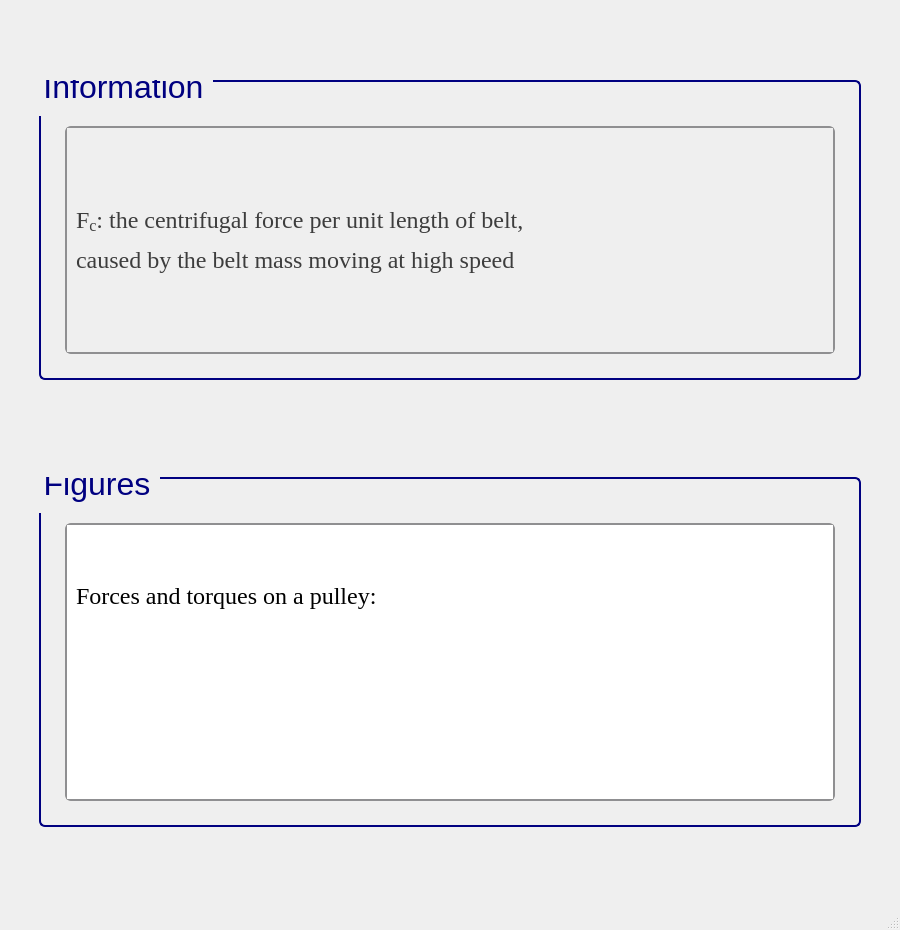
Qt form ui/belt_fcbelt.ui (Ah00ra/HNNS) before a commit.
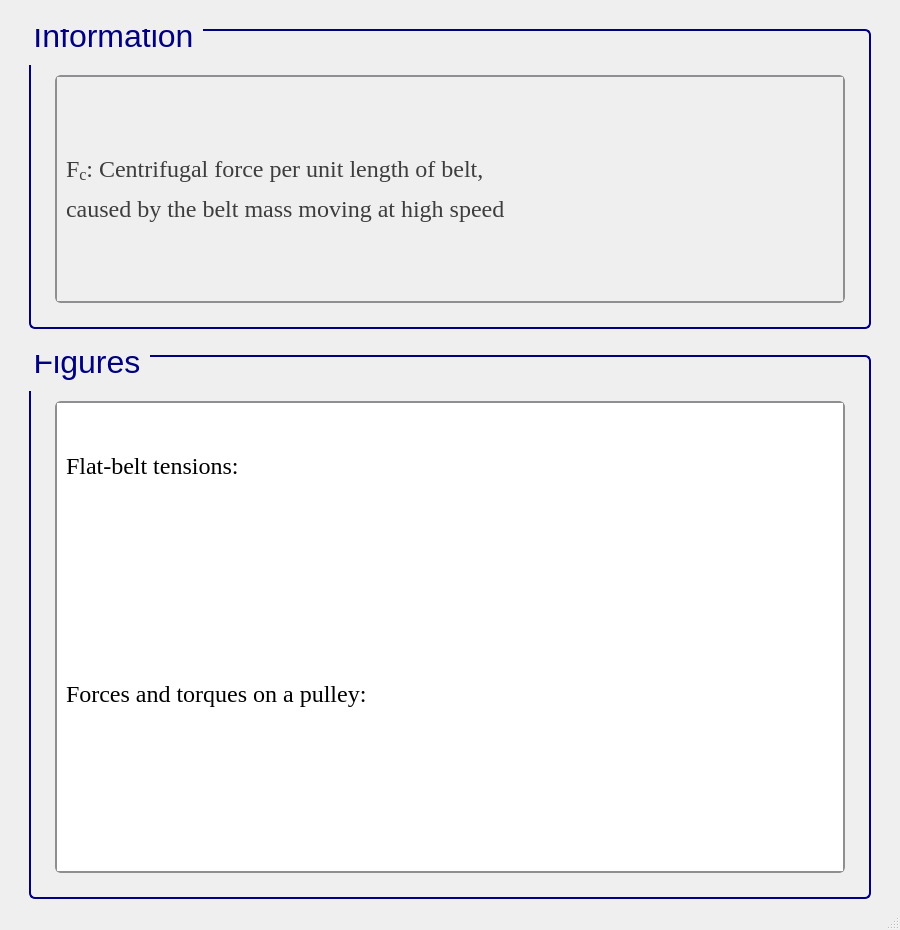
The same form after that commit. Icons and pictures are not drawn.

Commit message: Add ui info to belt and flatbelt metal

```diff
--- a/ui/belt_fcbelt.ui
+++ b/ui/belt_fcbelt.ui
@@ -16,19 +16,13 @@
     <height>930</height>
    </size>
   </property>
-  <property name="maximumSize">
-   <size>
-    <width>900</width>
-    <height>930</height>
-   </size>
-  </property>
   <property name="windowTitle">
    <string>MainWindow</string>
   </property>
   <widget class="QWidget" name="centralwidget">
    <layout class="QGridLayout" name="gridLayout">
-    <item row="1" column="1">
-     <spacer name="verticalSpacer_23">
+    <item row="0" column="1">
+     <spacer name="verticalSpacer_26">
       <property name="orientation">
        <enum>Qt::Vertical</enum>
       </property>
@@ -43,10 +37,10 @@
       </property>
      </spacer>
     </item>
-    <item row="0" column="1">
+    <item row="1" column="1">
      <widget class="QGroupBox" name="groupBox_125">
       <property name="sizePolicy">
-       <sizepolicy hsizetype="Fixed" vsizetype="Fixed">
+       <sizepolicy hsizetype="Minimum" vsizetype="Minimum">
         <horstretch>0</horstretch>
         <verstretch>0</verstretch>
        </sizepolicy>
@@ -244,7 +238,7 @@
            <rect>
             <x>0</x>
             <y>0</y>
-            <width>754</width>
+            <width>762</width>
             <height>212</height>
            </rect>
           </property>
@@ -266,7 +260,7 @@
               <enum>QFrame::NoFrame</enum>
              </property>
              <property name="text">
-              <string>&lt;html&gt;&lt;head/&gt;&lt;body&gt;&lt;p&gt;&lt;span style=&quot; color:#3d3d3d;&quot;&gt;F&lt;/span&gt;&lt;span style=&quot; color:#3d3d3d; vertical-align:sub;&quot;&gt;c&lt;/span&gt;&lt;span style=&quot; color:#3d3d3d;&quot;&gt;: the centrifugal force per unit length of belt,&lt;/span&gt;&lt;/p&gt;&lt;p&gt;&lt;span style=&quot; color:#3d3d3d;&quot;&gt;caused by the belt mass moving at high speed&lt;/span&gt;&lt;/p&gt;&lt;/body&gt;&lt;/html&gt;</string>
+              <string>&lt;html&gt;&lt;head/&gt;&lt;body&gt;&lt;p&gt;&lt;span style=&quot; color:#3d3d3d;&quot;&gt;F&lt;/span&gt;&lt;span style=&quot; color:#3d3d3d; vertical-align:sub;&quot;&gt;c&lt;/span&gt;&lt;span style=&quot; color:#3d3d3d;&quot;&gt;: Centrifugal force per unit length of belt,&lt;/span&gt;&lt;/p&gt;&lt;p&gt;&lt;span style=&quot; color:#3d3d3d;&quot;&gt;caused by the belt mass moving at high speed&lt;/span&gt;&lt;/p&gt;&lt;/body&gt;&lt;/html&gt;</string>
              </property>
             </widget>
            </item>
@@ -277,10 +271,10 @@
       </layout>
      </widget>
     </item>
-    <item row="2" column="1">
-     <widget class="QGroupBox" name="groupBox_41">
+    <item row="3" column="1">
+     <widget class="QGroupBox" name="groupBox_42">
       <property name="sizePolicy">
-       <sizepolicy hsizetype="Fixed" vsizetype="Fixed">
+       <sizepolicy hsizetype="Minimum" vsizetype="Minimum">
         <horstretch>0</horstretch>
         <verstretch>0</verstretch>
        </sizepolicy>
@@ -291,12 +285,6 @@
         <height>350</height>
        </size>
       </property>
-      <property name="maximumSize">
-       <size>
-        <width>922</width>
-        <height>16777215</height>
-       </size>
-      </property>
       <property name="font">
        <font>
         <family>Segoe UI</family>
@@ -402,9 +390,41 @@
       <property name="title">
        <string>Figures</string>
       </property>
-      <layout class="QGridLayout" name="gridLayout_62">
+      <layout class="QGridLayout" name="gridLayout_4">
+       <item row="0" column="1">
+        <spacer name="verticalSpacer_41">
+         <property name="orientation">
+          <enum>Qt::Vertical</enum>
+         </property>
+         <property name="sizeType">
+          <enum>QSizePolicy::Fixed</enum>
+         </property>
+         <property name="sizeHint" stdset="0">
+          <size>
+           <width>20</width>
+           <height>30</height>
+          </size>
+         </property>
+        </spacer>
+       </item>
+       <item row="1" column="0">
+        <spacer name="verticalSpacer_39">
+         <property name="orientation">
+          <enum>Qt::Horizontal</enum>
+         </property>
+         <property name="sizeType">
+          <enum>QSizePolicy::Fixed</enum>
+         </property>
+         <property name="sizeHint" stdset="0">
+          <size>
+           <width>10</width>
+           <height>20</height>
+          </size>
+         </property>
+        </spacer>
+       </item>
        <item row="1" column="1">
-        <widget class="QScrollArea" name="scrollArea_2">
+        <widget class="QScrollArea" name="scrollArea_3">
          <property name="styleSheet">
           <string notr="true">/* GroupBox styling */
 QGroupBox {
@@ -505,13 +525,34 @@
           <property name="geometry">
            <rect>
             <x>0</x>
-            <y>0</y>
-            <width>733</width>
-            <height>494</height>
+            <y>-58</y>
+            <width>870</width>
+            <height>1207</height>
            </rect>
           </property>
-          <layout class="QGridLayout" name="gridLayout_2">
-           <item row="0" column="0">
+          <layout class="QGridLayout" name="gridLayout_5">
+           <item row="1" column="0">
+            <widget class="QLabel" name="label_5">
+             <property name="font">
+              <font>
+               <family>Times New Roman</family>
+               <pointsize>18</pointsize>
+               <weight>50</weight>
+               <bold>false</bold>
+              </font>
+             </property>
+             <property name="cursor">
+              <cursorShape>ArrowCursor</cursorShape>
+             </property>
+             <property name="frameShape">
+              <enum>QFrame::NoFrame</enum>
+             </property>
+             <property name="text">
+              <string>&lt;html&gt;&lt;head/&gt;&lt;body&gt;&lt;p&gt;&lt;img src=&quot;:/info/info/flat belt tensions.png&quot;/&gt;&lt;/p&gt;&lt;/body&gt;&lt;/html&gt;</string>
+             </property>
+            </widget>
+           </item>
+           <item row="2" column="0">
             <widget class="QLabel" name="label_4">
              <property name="font">
               <font>
@@ -532,7 +573,7 @@
              </property>
             </widget>
            </item>
-           <item row="1" column="0">
+           <item row="5" column="0">
             <widget class="QLabel" name="label_3">
              <property name="font">
               <font>
@@ -553,28 +594,33 @@
              </property>
             </widget>
            </item>
-          </layout>
-         </widget>
-        </widget>
-       </item>
-       <item row="2" column="1">
-        <spacer name="verticalSpacer_31">
-         <property name="orientation">
-          <enum>Qt::Vertical</enum>
-         </property>
-         <property name="sizeType">
-          <enum>QSizePolicy::Fixed</enum>
-         </property>
-         <property name="sizeHint" stdset="0">
-          <size>
-           <width>10</width>
-           <height>10</height>
-          </size>
-         </property>
-        </spacer>
+           <item row="0" column="0">
+            <widget class="QLabel" name="label_6">
+             <property name="font">
+              <font>
+               <family>Times New Roman</family>
+               <pointsize>18</pointsize>
+               <weight>50</weight>
+               <bold>false</bold>
+              </font>
+             </property>
+             <property name="cursor">
+              <cursorShape>ArrowCursor</cursorShape>
+             </property>
+             <property name="frameShape">
+              <enum>QFrame::NoFrame</enum>
+             </property>
+             <property name="text">
+              <string>&lt;html&gt;&lt;head/&gt;&lt;body&gt;&lt;p&gt;Flat-belt tensions:&lt;/p&gt;&lt;/body&gt;&lt;/html&gt;</string>
+             </property>
+            </widget>
+           </item>
+          </layout>
+         </widget>
+        </widget>
        </item>
        <item row="1" column="2">
-        <spacer name="verticalSpacer_33">
+        <spacer name="verticalSpacer_40">
          <property name="orientation">
           <enum>Qt::Horizontal</enum>
          </property>
@@ -589,24 +635,8 @@
          </property>
         </spacer>
        </item>
-       <item row="1" column="0">
-        <spacer name="verticalSpacer_32">
-         <property name="orientation">
-          <enum>Qt::Horizontal</enum>
-         </property>
-         <property name="sizeType">
-          <enum>QSizePolicy::Fixed</enum>
-         </property>
-         <property name="sizeHint" stdset="0">
-          <size>
-           <width>10</width>
-           <height>20</height>
-          </size>
-         </property>
-        </spacer>
-       </item>
-       <item row="0" column="1">
-        <spacer name="verticalSpacer_21">
+       <item row="2" column="1">
+        <spacer name="verticalSpacer_38">
          <property name="orientation">
           <enum>Qt::Vertical</enum>
          </property>
@@ -615,8 +645,8 @@
          </property>
          <property name="sizeHint" stdset="0">
           <size>
-           <width>20</width>
-           <height>30</height>
+           <width>10</width>
+           <height>10</height>
           </size>
          </property>
         </spacer>
@@ -624,8 +654,8 @@
       </layout>
      </widget>
     </item>
-    <item row="1" column="0">
-     <spacer name="verticalSpacer_24">
+    <item row="3" column="2">
+     <spacer name="verticalSpacer_29">
       <property name="orientation">
        <enum>Qt::Horizontal</enum>
       </property>
@@ -640,8 +670,8 @@
       </property>
      </spacer>
     </item>
-    <item row="2" column="2">
-     <spacer name="verticalSpacer_25">
+    <item row="3" column="0">
+     <spacer name="verticalSpacer_28">
       <property name="orientation">
        <enum>Qt::Horizontal</enum>
       </property>
@@ -656,6 +686,22 @@
       </property>
      </spacer>
     </item>
+    <item row="2" column="1">
+     <spacer name="verticalSpacer_23">
+      <property name="orientation">
+       <enum>Qt::Vertical</enum>
+      </property>
+      <property name="sizeType">
+       <enum>QSizePolicy::Fixed</enum>
+      </property>
+      <property name="sizeHint" stdset="0">
+       <size>
+        <width>20</width>
+        <height>20</height>
+       </size>
+      </property>
+     </spacer>
+    </item>
    </layout>
   </widget>
   <widget class="QMenuBar" name="menubar">
```
Left out of the diff: 2 changed lines with no effect on the pictures. The commit also changes 32 other files.
